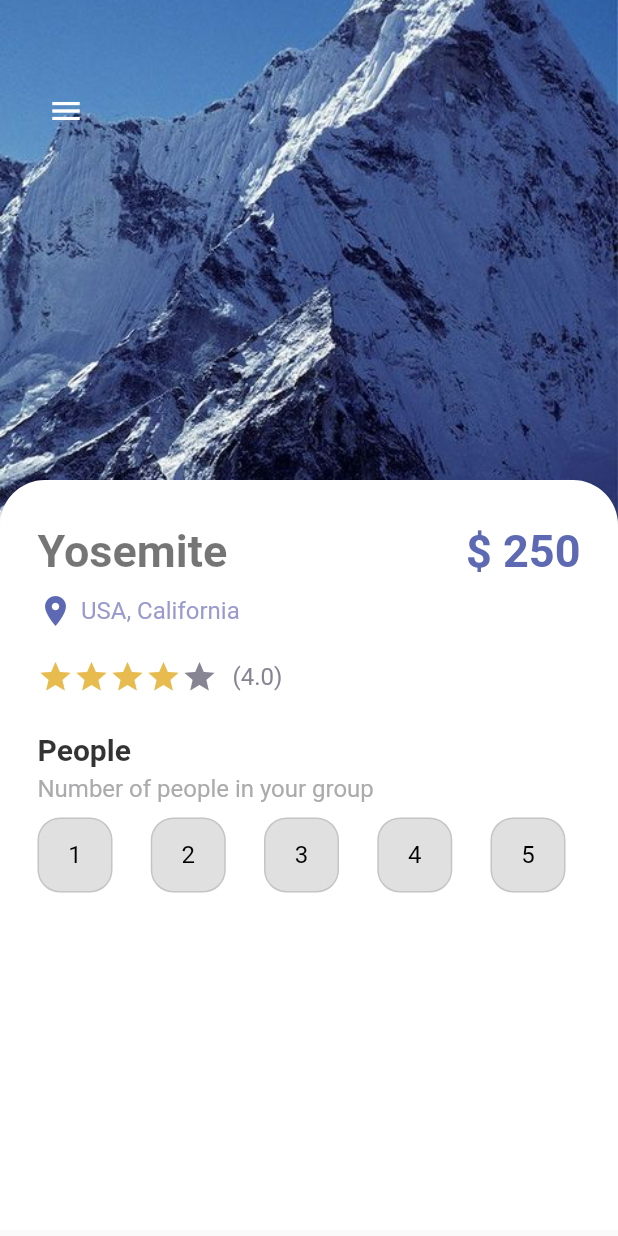
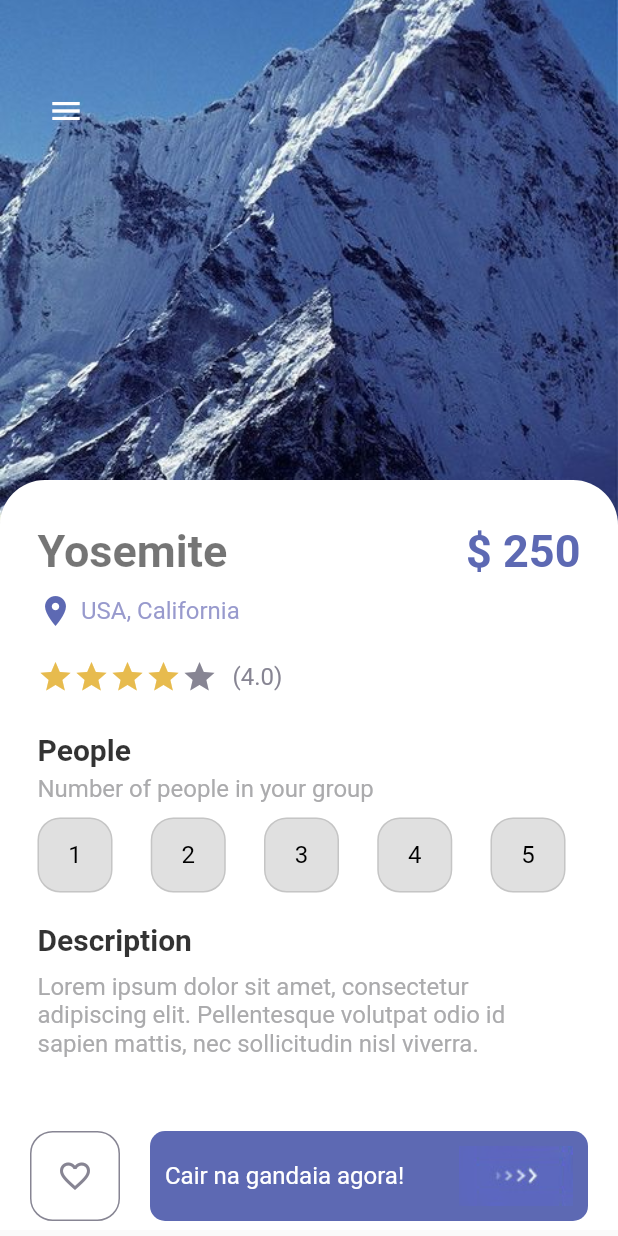
Before and after one commit to grglucastr/flutter_cubic, a Flutter app: the screen it shows after launch, on a phone screen of 412 x 824 dp. Run offline on Flutter 3.47's test engine with Material 2 defaults, Android fonts, the phone set to English and light mode, and no system bars.

Commit message:
add: bottom buttons and conclude the detail page

```diff
--- a/lib/pages/detail_page.dart
+++ b/lib/pages/detail_page.dart
@@ -3,6 +3,7 @@ import 'package:flutter_cubic/misc/AppColors.dart';
 import 'package:flutter_cubic/widgets/app_buttons.dart';
 import 'package:flutter_cubic/widgets/app_large_text.dart';
 import 'package:flutter_cubic/widgets/app_text.dart';
+import 'package:flutter_cubic/widgets/responsive_button.dart';
 
 class DetailPage extends StatefulWidget {
   const DetailPage({Key? key}) : super(key: key);
@@ -105,9 +106,7 @@ class _DetailPageState extends State<DetailPage> {
                               );
                             }),
                           ),
-                          const SizedBox(
-                            width: 10,
-                          ),
+                          const SizedBox(width: 10),
                           AppText(
                             text: "(4.0)",
                             color: AppColors.textColor2,
@@ -120,16 +119,12 @@ class _DetailPageState extends State<DetailPage> {
                         color: Colors.black.withOpacity(0.8),
                         size: 20,
                       ),
-                      const SizedBox(
-                        height: 5,
-                      ),
+                      const SizedBox(height: 5),
                       AppText(
                         text: "Number of people in your group",
                         color: AppColors.mainTextColor,
                       ),
-                      const SizedBox(
-                        height: 10,
-                      ),
+                      const SizedBox(height: 10),
                       Row(
                         mainAxisAlignment: MainAxisAlignment.spaceBetween,
                         children: List.generate(
@@ -151,9 +146,44 @@ class _DetailPageState extends State<DetailPage> {
                           },
                         ),
                       ),
+                      const SizedBox(height: 20),
+                      AppLargeText(
+                        text: "Description",
+                        color: Colors.black.withOpacity(0.8),
+                        size: 20,
+                      ),
+                      const SizedBox(height: 10),
+                      AppText(
+                        text:
+                            "Lorem ipsum dolor sit amet, consectetur adipiscing elit. Pellentesque volutpat odio id sapien mattis, nec sollicitudin nisl viverra.",
+                        color: AppColors.mainTextColor,
+                      ),
+                      const SizedBox(height: 10),
                     ],
                   ),
                 ), // GPM
+              ),
+            ),
+            Positioned(
+              left: 20,
+              right: 20,
+              bottom: 10,
+              child: Row(
+                children: [
+                  AppButtons(
+                    color: AppColors.textColor2,
+                    backgroundColor: Colors.white,
+                    borderColor: AppColors.textColor2,
+                    icon: Icons.favorite_border,
+                    size: 60,
+                  ),
+                  const SizedBox(width: 20,),
+                  const ResponsiveButton(
+                    isResponsive: true,
+                    width: double.maxFinite,
+                    text: "Cair na gandaia agora!",
+                  )
+                ],
               ),
             ),
           ],
--- a/lib/widgets/responsive_button.dart
+++ b/lib/widgets/responsive_button.dart
@@ -1,13 +1,18 @@
 import 'package:flutter/material.dart';
 import 'package:flutter_cubic/misc/AppColors.dart';
+import 'package:flutter_cubic/widgets/app_text.dart';
 
 class ResponsiveButton extends StatelessWidget {
   final bool isResponsive;
   final double width;
   final double height;
+  final String text;
+  final Color textColor;
 
   const ResponsiveButton({
     Key? key,
+    this.text = "",
+    this.textColor = Colors.white,
     this.isResponsive = false,
     this.width = 20,
     this.height = 60,
@@ -15,18 +20,24 @@ class ResponsiveButton extends StatelessWidget {
 
   @override
   Widget build(BuildContext context) {
-    return Container(
+    return Flexible(
+      child: Container(
         width: width,
         height: height,
         decoration: BoxDecoration(
           borderRadius: BorderRadius.circular(10),
           color: AppColors.mainColor,
         ),
+        child: Padding(
+          padding: const EdgeInsets.all(10.0),
           child: Row(
-        mainAxisAlignment: MainAxisAlignment.center,
+            mainAxisAlignment: isResponsive ? MainAxisAlignment.spaceBetween : MainAxisAlignment.center,
             children: [
+              AppText(text: text, color:textColor),
               Image.asset("img/button-one.png"),
             ],
+          ),
+        ),
       ),
     );
   }
```
Lines whose indentation alone changed are shown as unchanged.
